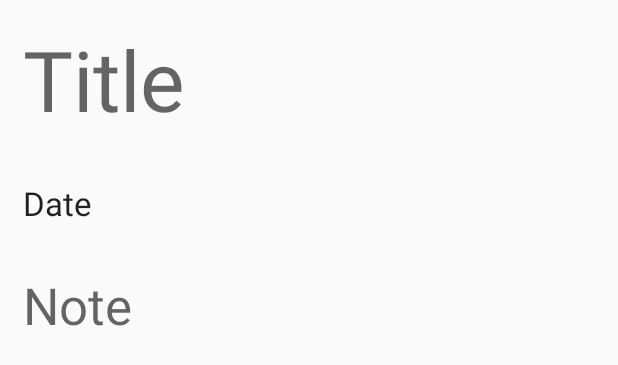
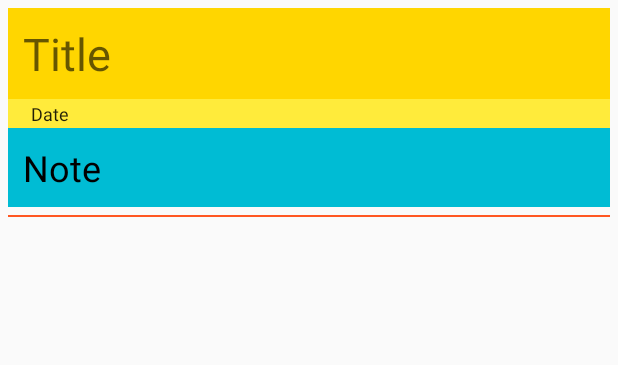
Before and after one commit to sagar9268/NoteIT, an Android app: the layout item_note.xml on its own in the app's theme, with its tools: preview values and no code run, on a phone screen of 412 x 824 dp. Shown: the top 365 px of the screen. Run offline under Robolectric (Android 15) with nearby library versions, the phone set to English and light mode, and no system bars.

Commit message:
Major layout update and drop down menu changed

```diff
--- a/app/src/main/res/layout/content_entry.xml
+++ b/app/src/main/res/layout/content_entry.xml
@@ -29,7 +29,7 @@
         android:layout_marginEnd="8dp"
         android:ems="10"
         android:hint="Enter the title"
-        android:inputType="text"
+        android:inputType="textAutoCorrect|text|textCapWords"
         app:layout_constraintEnd_toEndOf="parent"
         app:layout_constraintStart_toStartOf="parent"
         app:layout_constraintTop_toBottomOf="@+id/textView" />
@@ -55,7 +55,7 @@
         android:ems="10"
         android:gravity="start|top"
         android:hint="Take a note..."
-        android:inputType="textMultiLine"
+        android:inputType="textShortMessage|textLongMessage|textAutoCorrect|textMultiLine|textAutoComplete"
         app:layout_constraintEnd_toEndOf="parent"
         app:layout_constraintStart_toStartOf="parent"
         app:layout_constraintTop_toBottomOf="@+id/textView2" />
--- a/app/src/main/res/layout/content_main.xml
+++ b/app/src/main/res/layout/content_main.xml
@@ -12,10 +12,9 @@
         android:id="@+id/notelistrec"
         android:layout_width="409dp"
         android:layout_height="625dp"
-        android:layout_marginStart="1dp"
         android:layout_marginTop="1dp"
-        android:layout_marginEnd="1dp"
         android:layout_marginBottom="1dp"
+        android:paddingTop="16dp"
         app:layout_constraintBottom_toTopOf="@+id/linearLayout"
         app:layout_constraintEnd_toEndOf="parent"
         app:layout_constraintHorizontal_bias="0.0"
@@ -40,6 +39,8 @@
             android:id="@+id/buttonAddNote"
             android:layout_width="match_parent"
             android:layout_height="match_parent"
+            android:layout_marginTop="0dp"
+            android:layout_marginBottom="10dp"
             android:backgroundTint="@color/colorPrimary"
             android:text="Add a Note"
             android:textAlignment="center"
--- a/app/src/main/res/layout/item_note.xml
+++ b/app/src/main/res/layout/item_note.xml
@@ -8,29 +8,59 @@
         android:id="@+id/itemTitle"
         android:layout_width="match_parent"
         android:layout_height="wrap_content"
-        android:layout_margin="5dp"
+        android:layout_marginStart="5dp"
+        android:layout_marginLeft="5dp"
+        android:layout_marginTop="5dp"
+        android:layout_marginEnd="5dp"
+        android:layout_marginRight="5dp"
         android:layout_weight="0"
+        android:background="#FFD600"
         android:padding="10dp"
         android:text="Title"
-        android:textAppearance="@style/TextAppearance.AppCompat.Display3" />
+        android:textAppearance="@style/TextAppearance.AppCompat.Display3"
+        android:textSize="30sp" />
 
     <TextView
         android:id="@+id/itemDate"
         android:layout_width="match_parent"
         android:layout_height="wrap_content"
-        android:layout_margin="5dp"
+        android:layout_marginStart="5dp"
+        android:layout_marginLeft="5dp"
+        android:layout_marginEnd="5dp"
+        android:layout_marginRight="5dp"
         android:layout_weight="0"
-        android:padding="10dp"
+        android:background="#FFEB3B"
+        android:paddingStart="15dp"
+        android:paddingLeft="15dp"
+        android:paddingTop="1dp"
+        android:paddingEnd="15dp"
+        android:paddingRight="15dp"
+        android:paddingBottom="1dp"
         android:text="Date"
-        android:textAppearance="@style/TextAppearance.AppCompat.Large" />
+        android:textAppearance="@style/TextAppearance.AppCompat.Large"
+        android:textSize="12sp" />
 
     <TextView
         android:id="@+id/itemNote"
         android:layout_width="match_parent"
         android:layout_height="wrap_content"
+        android:layout_marginStart="5dp"
+        android:layout_marginLeft="5dp"
+        android:layout_marginEnd="5dp"
+        android:layout_marginRight="5dp"
+        android:layout_weight="0"
+        android:background="#00BCD4"
+        android:padding="10dp"
+        android:text="Note"
+        android:textAppearance="@style/TextAppearance.AppCompat.Display1"
+        android:textColor="@android:color/black"
+        android:textSize="24sp" />
+
+    <View
+        android:id="@+id/divider"
+        android:layout_width="match_parent"
+        android:layout_height="1dp"
         android:layout_margin="5dp"
         android:layout_weight="0"
-        android:padding="10dp"
-        android:text="Note"
-        android:textAppearance="@style/TextAppearance.AppCompat.Display1" />
+        android:background="@color/colorAccent" />
 </LinearLayout>
--- a/app/src/main/res/menu/menu_main.xml
+++ b/app/src/main/res/menu/menu_main.xml
@@ -3,9 +3,9 @@
     xmlns:tools="http://schemas.android.com/tools"
     tools:context="com.sagar.noteit.MainActivity">
     <item
-        android:id="@+id/action_settings"
+        android:id="@+id/action_show_notes"
         android:orderInCategory="100"
-        android:title="@string/action_settings"
+        android:title="@string/show_notes"
         app:showAsAction="never" />
     <item
         android:id="@+id/action_sign_out"
```
